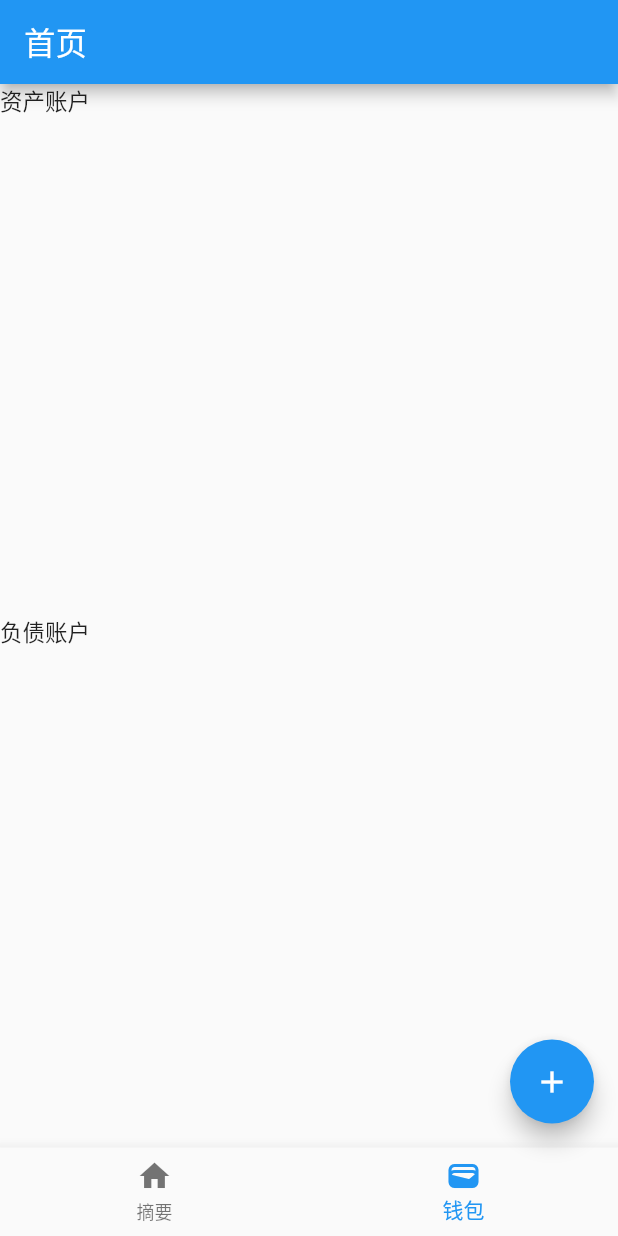
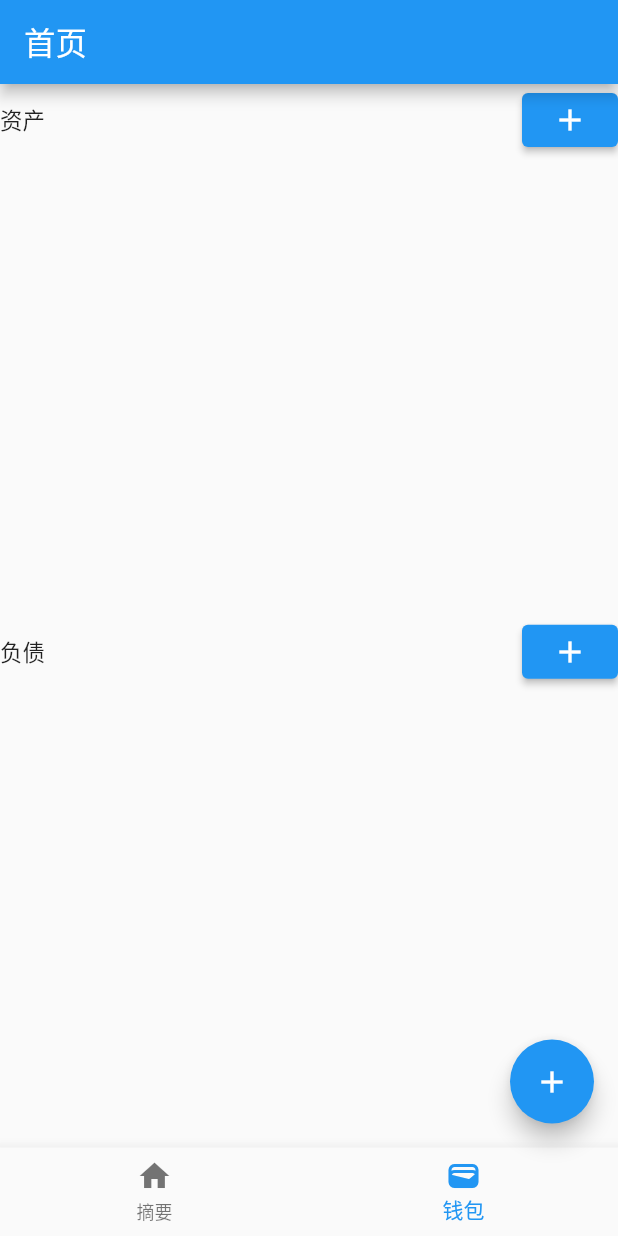
Before and after one commit to zhangrunhao/account_flutter, a Flutter app: the screen it shows after launch, item 2 of the bottom bar chosen, on a phone screen of 412 x 824 dp. Run offline on Flutter 3.47's test engine with Material 2 defaults, Android fonts, the phone set to English and light mode, and no system bars; our stand-ins replace decimal, dio, flutter_easyloading, shared_preferences; network calls fail.

Commit message:
account detail and edit

```diff
--- a/lib/pages/home/account_list.dart
+++ b/lib/pages/home/account_list.dart
@@ -3,12 +3,12 @@ import 'package:flutter/material.dart';
 
 class AccountList extends StatelessWidget {
   final List<AccountBean> accounts;
-  final Widget listHeader;
+  final String type;
 
   const AccountList({
     super.key,
     required this.accounts,
-    required this.listHeader,
+    required this.type,
   });
 
   @override
@@ -16,7 +16,18 @@ class AccountList extends StatelessWidget {
     return ListView.separated(
       itemBuilder: (BuildContext context, int index) {
         if (index == 0) {
-          return listHeader;
+          return  Row(
+              mainAxisAlignment: MainAxisAlignment.spaceBetween,
+              children: [
+                Text(type == "Debt" ? "负债" : "资产"),
+                ElevatedButton(
+                  onPressed: () {
+                    Navigator.of(context).pushNamed("account_edit");
+                  },
+                  child: const Icon(Icons.add),
+                ),
+              ],
+            );
         } else {
           index -= 1;
           AccountBean account = accounts[index];
@@ -24,7 +35,7 @@ class AccountList extends StatelessWidget {
             leading: Image.asset("images/cate_icons/${account.icon}.png"),
             title: Text(account.name),
             onTap: () {
-              Navigator.popAndPushNamed(context, "account_detail");
+              Navigator.pushNamed(context, "account_detail", arguments: account);
             },
           );
         }
--- a/lib/pages/home/brief_widget.dart
+++ b/lib/pages/home/brief_widget.dart
@@ -10,8 +10,8 @@ class BriefWidget extends StatelessWidget {
       itemBuilder: (BuildContext context, int index) {
         return Card(
           child: ListTile(
-              leading: Image.network(
-                  "https://zhangrunhao.oss-cn-beijing.aliyuncs.com/account-icon/icons-ali/boots.png"),
+              // leading: Image.network(
+              //     "https://zhangrunhao.oss-cn-beijing.aliyuncs.com/account-icon/icons-ali/boots.png"),
               title: const Text("鞋子"),
               subtitle: const Text("从来没有过的耐克"),
               trailing: PopupMenuButton<String>(
--- a/lib/pages/home/wallet_widget.dart
+++ b/lib/pages/home/wallet_widget.dart
@@ -17,13 +17,13 @@ class WalletWidget extends StatelessWidget {
       children: [
         Expanded(
           child: AccountList(
-            listHeader: const Text("资产账户"),
+            type: "Property",
             accounts: propertyAccounts,
           ),
         ),
         Expanded(
           child: AccountList(
-            listHeader: const Text("负债账户"),
+            type: "Debt",
             accounts: debtAccounts,
           ),
         ),
```
Also changed, not shown: lib/main.dart (+7 -1 lines), lib/pages/account_detail/account_detail.dart (+7 -18 lines), lib/pages/account_detail/account_detail_page.dart (+6 -3 lines), lib/pages/account_edit/account_edit_page.dart (added, +17 -0 lines), 1 other file.
